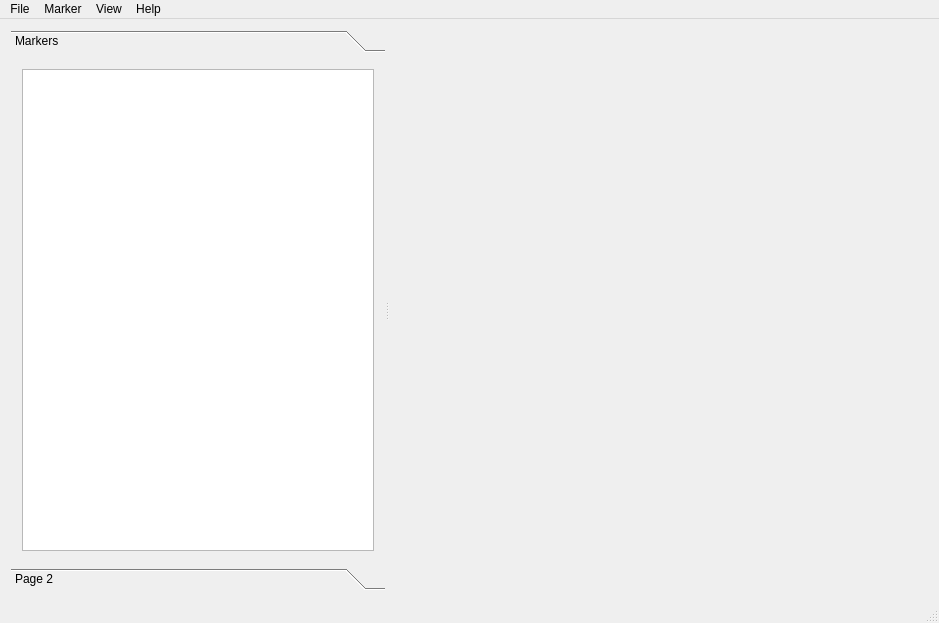
Above: mainwindow.ui from archnemesis/OSMExplorer before the change. Below: the same form after it.
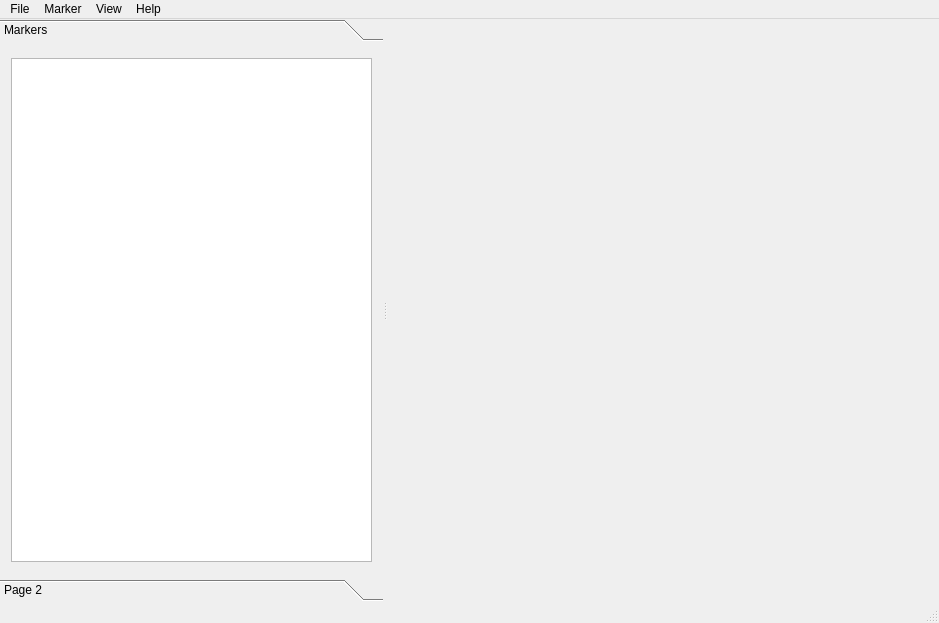
That is the form after the change. Custom widgets are drawn as their Qt base class.

Patch:
```diff
--- a/mainwindow.ui
+++ b/mainwindow.ui
@@ -15,6 +15,21 @@
   </property>
   <widget class="QWidget" name="centralWidget">
    <layout class="QVBoxLayout" name="verticalLayout_2">
+    <property name="spacing">
+     <number>0</number>
+    </property>
+    <property name="leftMargin">
+     <number>0</number>
+    </property>
+    <property name="topMargin">
+     <number>0</number>
+    </property>
+    <property name="rightMargin">
+     <number>0</number>
+    </property>
+    <property name="bottomMargin">
+     <number>0</number>
+    </property>
     <item>
      <widget class="QSplitter" name="splitter">
       <property name="orientation">
@@ -35,8 +50,8 @@
          <rect>
           <x>0</x>
           <y>0</y>
-          <width>278</width>
-          <height>506</height>
+          <width>283</width>
+          <height>524</height>
          </rect>
         </property>
         <attribute name="label">
```
Left out of the diff: 4 changed lines with no effect on the pictures.
